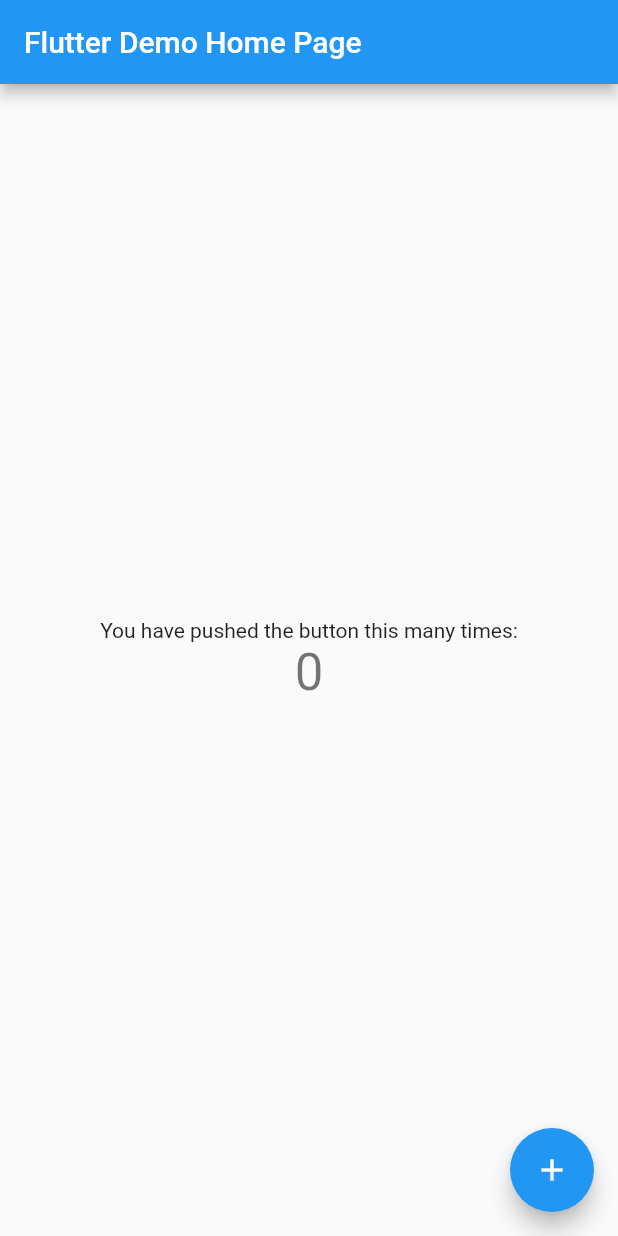
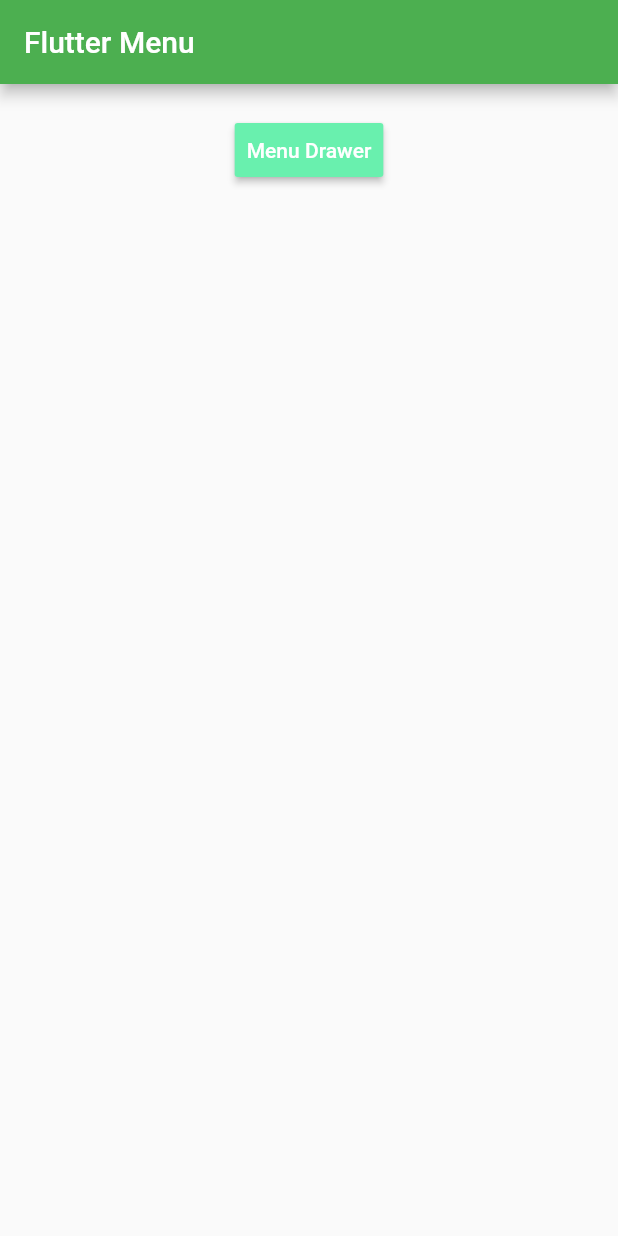
Before and after one commit to hendrakristiawan/FlutterLib, a Flutter app: the screen it shows after launch, on a phone screen of 412 x 824 dp. Run offline on Flutter 3.47's test engine with Material 2 defaults, Android fonts, the phone set to English and light mode, and no system bars.

Commit message:
make main menu

```diff
--- /dev/null
+++ b/lib/DrawerMenu.dart
@@ -0,0 +1,28 @@
+import 'package:flutter/material.dart';
+
+class DrawerMenu extends StatelessWidget{
+  @override
+  Widget build(BuildContext context) {
+    return MaterialApp(
+      home: new Drawer()
+    );
+  }
+}
+
+class Drawer extends StatefulWidget {
+  @override
+  State<StatefulWidget> createState() {
+    return new MenuDrawer();
+  }
+}
+
+class MenuDrawer extends State<Drawer> {
+  @override
+  Widget build(BuildContext context) {
+    return new Scaffold(
+      appBar: new AppBar(
+        title: Text("Menu Drawer"),
+      ),
+    );
+  }
+}
--- a/lib/main.dart
+++ b/lib/main.dart
@@ -1,109 +1,72 @@
 import 'package:flutter/material.dart';
+import 'package:flutter_app_menu/DrawerMenu.dart';
 
-void main() => runApp(new MyApp());
+void main() => runApp(new Menu());
 
-class MyApp extends StatelessWidget {
-  // This widget is the root of your application.
+class Menu extends StatelessWidget {
+
   @override
   Widget build(BuildContext context) {
     return new MaterialApp(
-      title: 'Flutter Demo',
       theme: new ThemeData(
-        // This is the theme of your application.
-        //
-        // Try running your application with "flutter run". You'll see the
-        // application has a blue toolbar. Then, without quitting the app, try
-        // changing the primarySwatch below to Colors.green and then invoke
-        // "hot reload" (press "r" in the console where you ran "flutter run",
-        // or press Run > Flutter Hot Reload in IntelliJ). Notice that the
-        // counter didn't reset back to zero; the application is not restarted.
-        primarySwatch: Colors.blue,
+        primarySwatch: Colors.green,
       ),
-      home: new MyHomePage(title: 'Flutter Demo Home Page'),
+      home: new ButtonMenu(),
     );
   }
 }
 
-class MyHomePage extends StatefulWidget {
-  MyHomePage({Key key, this.title}) : super(key: key);
+class ButtonMenu extends StatefulWidget{
+  @override
+  State<StatefulWidget> createState() {
+    return new _buttonMenu();
+  }
 
-  // This widget is the home page of your application. It is stateful, meaning
-  // that it has a State object (defined below) that contains fields that affect
-  // how it looks.
-
-  // This class is the configuration for the state. It holds the values (in this
-  // case the title) provided by the parent (in this case the App widget) and
-  // used by the build method of the State. Fields in a Widget subclass are
-  // always marked "final".
-
-  final String title;
-
-  @override
-  _MyHomePageState createState() => new _MyHomePageState();
 }
 
-class _MyHomePageState extends State<MyHomePage> {
-  int _counter = 0;
+class _buttonMenu extends State<ButtonMenu> {
+  static BuildContext _context;
+  static StatelessWidget _screen = null;
 
-  void _incrementCounter() {
-    setState(() {
-      // This call to setState tells the Flutter framework that something has
-      // changed in this State, which causes it to rerun the build method below
-      // so that the display can reflect the updated values. If we changed
-      // _counter without calling setState(), then the build method would not be
-      // called again, and so nothing would appear to happen.
-      _counter++;
-    });
+  static void _nextScreen(){
+    Navigator.push(_context, MaterialPageRoute(builder: (_context) => _screen));
   }
+
+  static RaisedButton  raisedButton(String label,StatelessWidget screen){
+    _screen = screen;
+
+    return RaisedButton(
+      onPressed: _nextScreen,
+      textColor: Colors.white,
+      color: Colors.greenAccent,
+      padding: const EdgeInsets.all(8.0),
+      child: new Text(label),
+    );
+  }
+
+  Widget buttonSection = Container(
+    child: Column(
+      mainAxisAlignment: MainAxisAlignment.spaceEvenly,
+      children: <Widget>[
+        raisedButton("Menu Drawer", DrawerMenu())
+      ],
+    ),
+  );
 
   @override
   Widget build(BuildContext context) {
-    // This method is rerun every time setState is called, for instance as done
-    // by the _incrementCounter method above.
-    //
-    // The Flutter framework has been optimized to make rerunning build methods
-    // fast, so that you can just rebuild anything that needs updating rather
-    // than having to individually change instances of widgets.
+    _context = context;
+
     return new Scaffold(
       appBar: new AppBar(
-        // Here we take the value from the MyHomePage object that was created by
-        // the App.build method, and use it to set our appbar title.
-        title: new Text(widget.title),
+        title: new Text("Flutter Menu"),
       ),
-      body: new Center(
-        // Center is a layout widget. It takes a single child and positions it
-        // in the middle of the parent.
-        child: new Column(
-          // Column is also layout widget. It takes a list of children and
-          // arranges them vertically. By default, it sizes itself to fit its
-          // children horizontally, and tries to be as tall as its parent.
-          //
-          // Invoke "debug paint" (press "p" in the console where you ran
-          // "flutter run", or select "Toggle Debug Paint" from the Flutter tool
-          // window in IntelliJ) to see the wireframe for each widget.
-          //
-          // Column has various properties to control how it sizes itself and
-          // how it positions its children. Here we use mainAxisAlignment to
-          // center the children vertically; the main axis here is the vertical
-          // axis because Columns are vertical (the cross axis would be
-          // horizontal).
-          mainAxisAlignment: MainAxisAlignment.center,
-          children: <Widget>[
-            new Text(
-              'You have pushed the button this many times:',
-            ),
-            new Text(
-              '$_counter',
-              style: Theme.of(context).textTheme.display1,
-            ),
-          ],
-        ),
+      body: ListView(
+        padding: const EdgeInsets.all(20.0),
+        children: <Widget>[
+          buttonSection
+        ],
       ),
-      floatingActionButton: new FloatingActionButton(
-        onPressed: _incrementCounter,
-        tooltip: 'Increment',
-        child: new Icon(Icons.add),
-      ), // This trailing comma makes auto-formatting nicer for build methods.
     );
   }
 }
```
